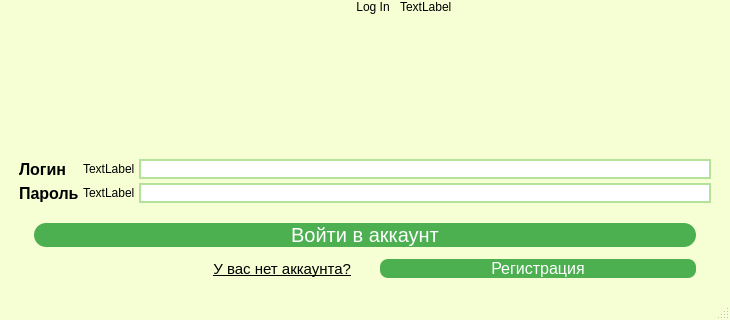
SisAdminNsk/CarRentalQTClient, file mainwindow.ui: the form before one commit; both pictures show x 0 to 730 and y 145 to 465 of the 730 by 465 pixel window.
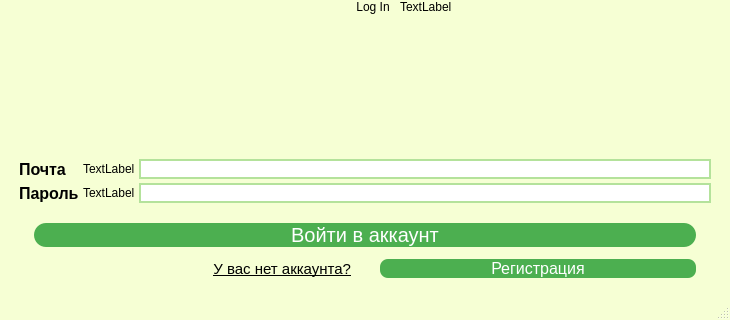
The form after the commit.

What changed in the file:
```diff
--- a/mainwindow.ui
+++ b/mainwindow.ui
@@ -86,45 +86,6 @@
       </item>
       <item>
        <layout class="QGridLayout" name="gridLayout_2">
-        <item row="1" column="2">
-         <widget class="QLineEdit" name="usernameLineEdit">
-          <property name="styleSheet">
-           <string notr="true">QLineEdit {
-	border: 1.5px solid rgb(180,226,155);
-	border-radius: 50px;
-}</string>
-          </property>
-         </widget>
-        </item>
-        <item row="0" column="2">
-         <widget class="QLineEdit" name="passwordLineEdit">
-          <property name="sizePolicy">
-           <sizepolicy hsizetype="Expanding" vsizetype="Fixed">
-            <horstretch>0</horstretch>
-            <verstretch>0</verstretch>
-           </sizepolicy>
-          </property>
-          <property name="styleSheet">
-           <string notr="true">QLineEdit {
-	border: 1.5px solid rgb(180,226,155);
-border-radius: 50px;
-}</string>
-          </property>
-         </widget>
-        </item>
-        <item row="1" column="0">
-         <widget class="QLabel" name="label_2">
-          <property name="styleSheet">
-           <string notr="true">QLabel{
-	font-size: 12pt;
-	font-weight: 600;
-}</string>
-          </property>
-          <property name="text">
-           <string>Пароль</string>
-          </property>
-         </widget>
-        </item>
         <item row="0" column="0">
          <widget class="QLabel" name="label">
           <property name="styleSheet">
@@ -134,7 +95,7 @@
 }</string>
           </property>
           <property name="text">
-           <string>Логин</string>
+           <string>Почта</string>
           </property>
          </widget>
         </item>
@@ -148,13 +109,52 @@
           </property>
          </widget>
         </item>
-        <item row="1" column="1">
+        <item row="2" column="0">
+         <widget class="QLabel" name="label_2">
+          <property name="styleSheet">
+           <string notr="true">QLabel{
+	font-size: 12pt;
+	font-weight: 600;
+}</string>
+          </property>
+          <property name="text">
+           <string>Пароль</string>
+          </property>
+         </widget>
+        </item>
+        <item row="2" column="1">
          <widget class="QLabel" name="passwordIcon">
           <property name="text">
            <string>TextLabel</string>
           </property>
          </widget>
         </item>
+        <item row="2" column="2">
+         <widget class="QLineEdit" name="passwordLineEdit">
+          <property name="sizePolicy">
+           <sizepolicy hsizetype="Expanding" vsizetype="Fixed">
+            <horstretch>0</horstretch>
+            <verstretch>0</verstretch>
+           </sizepolicy>
+          </property>
+          <property name="styleSheet">
+           <string notr="true">QLineEdit {
+	border: 1.5px solid rgb(180,226,155);
+border-radius: 50px;
+}</string>
+          </property>
+         </widget>
+        </item>
+        <item row="0" column="2">
+         <widget class="QLineEdit" name="usernameLineEdit">
+          <property name="styleSheet">
+           <string notr="true">QLineEdit {
+	border: 1.5px solid rgb(180,226,155);
+	border-radius: 50px;
+}</string>
+          </property>
+         </widget>
+        </item>
        </layout>
       </item>
       <item>
```
